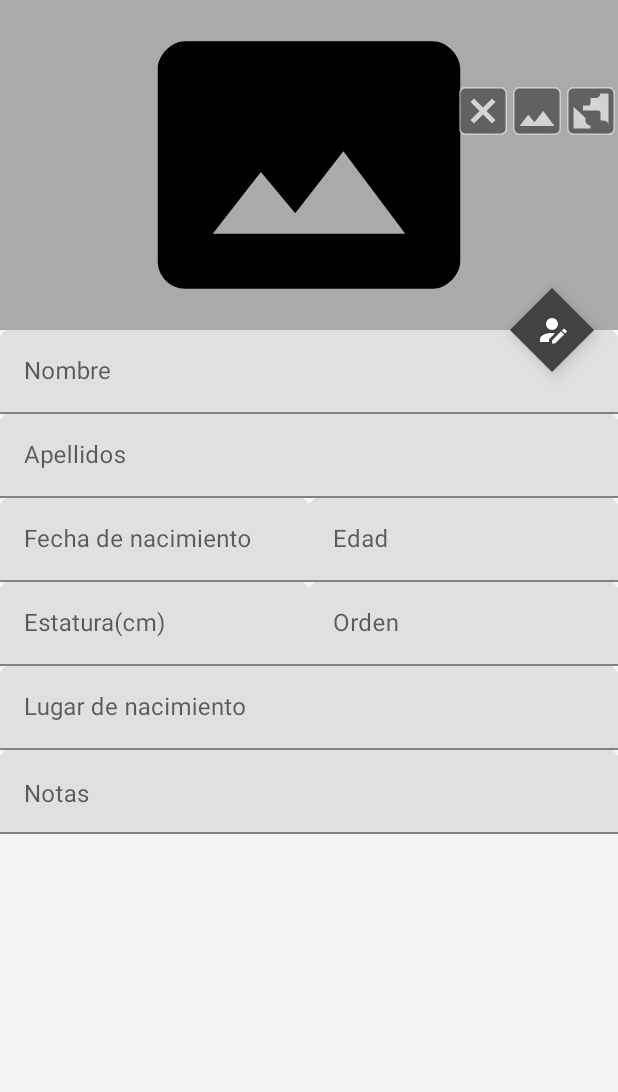
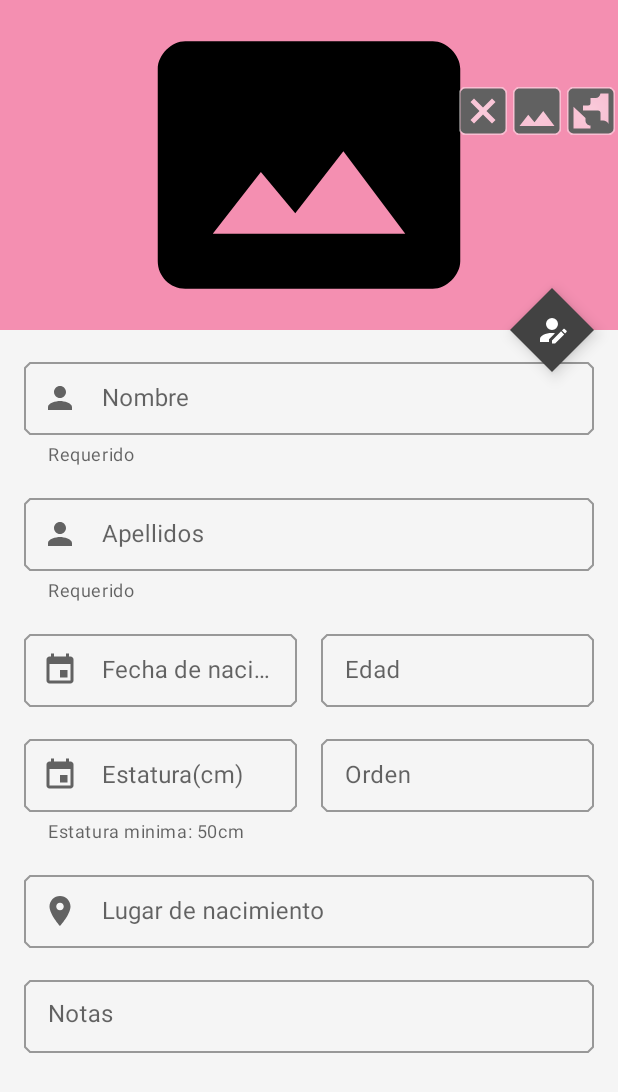
Before and after one commit to jmerino12/MDTop-Base, an Android app: the DetalleActivity screen opened directly, with no data from a screen before it, on a phone screen of 412 x 824 dp. Shown: the top 1092 px of the screen. Run offline under Robolectric (Android 15) with nearby library versions, the phone set to English and light mode, and no system bars; our stand-ins replace ButterKnife; libraries missing offline, so code that uses them is left out: com.raizlabs.android; pictures from the network do not load; 11 statements that could not run were skipped.

Commit message:
Vista edit

```diff
--- a/app/src/main/java/com/alain/cursos/top/DetalleActivity.kt
+++ b/app/src/main/java/com/alain/cursos/top/DetalleActivity.kt
@@ -27,6 +27,7 @@ import com.google.android.material.appbar.CollapsingToolbarLayout
 import com.google.android.material.floatingactionbutton.FloatingActionButton
 import com.google.android.material.snackbar.Snackbar
 import com.google.android.material.textfield.TextInputEditText
+import com.google.android.material.textfield.TextInputLayout
 import com.raizlabs.android.dbflow.sql.language.SQLite
 import java.text.SimpleDateFormat
 import java.util.*
@@ -101,6 +102,18 @@ class DetalleActivity : AppCompatActivity(), OnDateSetListener {
     @BindView(R.id.fab)
     var fab: FloatingActionButton? = null
 
+    @JvmField
+    @BindView(R.id.tilNombre)
+    var tilNombre: TextInputLayout? = null
+
+    @JvmField
+    @BindView(R.id.tilApellido)
+    var tilApellido: TextInputLayout? = null
+
+    @JvmField
+    @BindView(R.id.tilEstatura)
+    var tilEstatura: TextInputLayout? = null
+
     private var mArtista: Artista? = null
     private var mCalendar: Calendar? = null
     private var mMenuItem: MenuItem? = null
@@ -121,8 +134,10 @@ class DetalleActivity : AppCompatActivity(), OnDateSetListener {
         getArtist(intent.getLongExtra(Artista.ID, 0))
         etNombre!!.setText(mArtista!!.nombre)
         etApellidos!!.setText(mArtista!!.apellidos)
-        etFechaNacimiento!!.setText(SimpleDateFormat("dd/MM/yyyy", Locale.ROOT)
-                .format(mArtista!!.fechaNacimiento))
+        etFechaNacimiento!!.setText(
+            SimpleDateFormat("dd/MM/yyyy", Locale.ROOT)
+                .format(mArtista!!.fechaNacimiento)
+        )
         etEdad!!.setText(getEdad(mArtista!!.fechaNacimiento))
         etEstatura!!.setText(mArtista!!.estatura.toString())
         etOrden!!.setText(mArtista!!.orden.toString())
@@ -165,7 +180,12 @@ class DetalleActivity : AppCompatActivity(), OnDateSetListener {
                 .apply(options)
                 .into(imgFoto!!)
         } else {
-            imgFoto!!.setImageDrawable(ContextCompat.getDrawable(this, R.drawable.ic_photo_size_select_actual))
+            imgFoto!!.setImageDrawable(
+                ContextCompat.getDrawable(
+                    this,
+                    R.drawable.ic_photo_size_select_actual
+                )
+            )
         }
         mArtista!!.fotoUrl = fotoUrl
     }
@@ -213,7 +233,8 @@ class DetalleActivity : AppCompatActivity(), OnDateSetListener {
     fun saveOrEdit() {
         if (mIsEdit) {
             if (validateFields() && etNombre!!.text != null && etApellidos!!.text != null &&
-                    etEstatura!!.text != null && etLugarNacimiento!!.text != null && etNotas!!.text != null) {
+                etEstatura!!.text != null && etLugarNacimiento!!.text != null && etNotas!!.text != null
+            ) {
                 mArtista!!.nombre = etNombre!!.text.toString().trim { it <= ' ' }
                 mArtista!!.apellidos = etApellidos!!.text.toString().trim { it <= ' ' }
                 mArtista!!.estatura = etEstatura!!.text.toString().trim { it <= ' ' }.toShort()
@@ -224,16 +245,16 @@ class DetalleActivity : AppCompatActivity(), OnDateSetListener {
                     configTitle()
                     showMessage(R.string.detalle_message_update_success)
                     Log.i("DBFlow", "Inserción correcta de datos.")
+
+                    fab!!.setImageDrawable(ContextCompat.getDrawable(this, R.drawable.ic_account_edit))
+                    enableUIElements(false)
+                    mIsEdit = false
                 } catch (e: Exception) {
                     e.printStackTrace()
                     showMessage(R.string.detalle_message_update_fail)
                     Log.i("DBFlow", "Error al insertar datos.")
                 }
             }
-
-            fab!!.setImageDrawable(ContextCompat.getDrawable(this, R.drawable.ic_account_edit))
-            enableUIElements(false)
-            mIsEdit = false
         } else {
             mIsEdit = true
             fab!!.setImageDrawable(ContextCompat.getDrawable(this, R.drawable.ic_account_check))
@@ -244,23 +265,34 @@ class DetalleActivity : AppCompatActivity(), OnDateSetListener {
     private fun validateFields(): Boolean {
         var isValid = true
 
-        if (etEstatura!!.text != null && (etEstatura!!.text.toString().trim { it <= ' ' }.isEmpty() ||
-                        Integer.valueOf(etEstatura!!.text.toString().trim { it <= ' ' }) < resources.getInteger(R.integer.estatura_min))) {
-            etEstatura!!.error = getString(R.string.addArtist_error_estaturaMin)
-            etEstatura!!.requestFocus()
+        if (etEstatura!!.text != null && (etEstatura!!.text.toString().trim { it <= ' ' }
+                .isEmpty() ||
+                    Integer.valueOf(
+                        etEstatura!!.text.toString()
+                            .trim { it <= ' ' }) < resources.getInteger(R.integer.estatura_min))
+        ) {
+            tilEstatura!!.error = getString(R.string.addArtist_error_estaturaMin)
+            tilEstatura!!.requestFocus()
             isValid = false
+        } else {
+            tilEstatura!!.error = null
         }
 
-        if (etApellidos!!.text != null && etApellidos!!.text.toString().trim { it <= ' ' }.isEmpty()) {
-            etApellidos!!.error = getString(R.string.addArtist_error_required)
-            etApellidos!!.requestFocus()
+        if (etApellidos!!.text != null && etApellidos!!.text.toString().trim { it <= ' ' }
+                .isEmpty()) {
+            tilApellido!!.error = getString(R.string.addArtist_error_required)
+            tilApellido!!.requestFocus()
             isValid = false
+        } else {
+            tilApellido!!.error = null
         }
 
         if (etNombre!!.text != null && etNombre!!.text.toString().trim { it <= ' ' }.isEmpty()) {
-            etNombre!!.error = getString(R.string.addArtist_error_required)
-            etNombre!!.requestFocus()
+            tilNombre!!.error = getString(R.string.addArtist_error_required)
+            tilNombre!!.requestFocus()
             isValid = false
+        } else {
+            tilNombre!!.error = null
         }
 
         return isValid
@@ -283,8 +315,11 @@ class DetalleActivity : AppCompatActivity(), OnDateSetListener {
         mCalendar!![Calendar.YEAR] = year
         mCalendar!![Calendar.MONTH] = month
         mCalendar!![Calendar.DAY_OF_MONTH] = day
-        etFechaNacimiento!!.setText(SimpleDateFormat("dd/MM/yyyy", Locale.ROOT).format(
-                mCalendar!!.timeInMillis))
+        etFechaNacimiento!!.setText(
+            SimpleDateFormat("dd/MM/yyyy", Locale.ROOT).format(
+                mCalendar!!.timeInMillis
+            )
+        )
         mArtista!!.fechaNacimiento = mCalendar!!.timeInMillis
         etEdad!!.setText(getEdad(mCalendar!!.timeInMillis))
     }
@@ -309,9 +344,13 @@ class DetalleActivity : AppCompatActivity(), OnDateSetListener {
             R.id.imgDeleteFoto -> {
                 val builder = AlertDialog.Builder(this)
                     .setTitle(R.string.detalle_dialogDelete_title)
-                        .setMessage(String.format(Locale.ROOT,
+                    .setMessage(
+                        String.format(
+                            Locale.ROOT,
                             getString(R.string.detalle_dialogDelete_message),
-                                mArtista!!.nombreCompleto))
+                            mArtista!!.nombreCompleto
+                        )
+                    )
                     .setPositiveButton(R.string.label_dialog_delete) { dialogInterface: DialogInterface?, i: Int ->
                         savePhotoUrlArtist(null)
                     }
@@ -322,8 +361,12 @@ class DetalleActivity : AppCompatActivity(), OnDateSetListener {
                 val intent = Intent(Intent.ACTION_GET_CONTENT)
                 intent.type = "image/jpeg"
                 intent.putExtra(Intent.EXTRA_LOCAL_ONLY, true)
-                startActivityForResult(Intent.createChooser(intent,
-                        getString(R.string.detalle_chooser_title)), RC_PHOTO_PICKER)
+                startActivityForResult(
+                    Intent.createChooser(
+                        intent,
+                        getString(R.string.detalle_chooser_title)
+                    ), RC_PHOTO_PICKER
+                )
             }
             R.id.imgFromUrl -> showAddPhotoDialog()
         }
--- a/app/src/main/res/layout/activity_detalle.xml
+++ b/app/src/main/res/layout/activity_detalle.xml
@@ -11,8 +11,7 @@
         android:id="@+id/app_bar"
         android:layout_width="match_parent"
         android:layout_height="@dimen/app_bar_height"
-        android:fitsSystemWindows="true"
-        android:theme="@style/AppTheme.AppBarOverlay">
+        android:fitsSystemWindows="true">
 
         <com.google.android.material.appbar.CollapsingToolbarLayout
             android:id="@+id/toolbar_layout"
@@ -20,9 +19,9 @@
             android:layout_height="match_parent"
             android:fitsSystemWindows="true"
             app:contentScrim="?attr/colorPrimary"
+            app:expandedTitleTextAppearance="@style/TextAppearance.Design.CollapsingToolbar.Expanded.Shadow"
             app:layout_scrollFlags="scroll|exitUntilCollapsed"
-            app:toolbarId="@+id/toolbar"
-            app:expandedTitleTextAppearance="@style/TextAppearance.Design.CollapsingToolbar.Expanded.Shadow">
+            app:toolbarId="@+id/toolbar">
 
             <FrameLayout
                 android:layout_width="match_parent"
@@ -32,37 +31,39 @@
                     android:id="@+id/imgFoto"
                     android:layout_width="match_parent"
                     android:layout_height="@dimen/app_bar_height"
-                    android:background="@android:color/darker_gray"
-                    android:src="@drawable/ic_photo_size_select_actual"/>
+                    android:src="@drawable/ic_photo_size_select_actual" />
 
                 <LinearLayout
                     android:layout_width="wrap_content"
                     android:layout_height="wrap_content"
                     android:layout_gravity="end"
-                    android:orientation="horizontal"
-                    android:layout_marginTop="?attr/actionBarSize">
+                    android:layout_marginTop="?attr/actionBarSize"
+                    android:orientation="horizontal">
 
                     <androidx.appcompat.widget.AppCompatImageView
+                        android:id="@+id/imgDeleteFoto"
                         style="@style/ImageViewButton"
-                        android:id="@+id/imgDeleteFoto"
-                        android:src="@drawable/ic_close_box"/>
+                        android:src="@drawable/ic_close_box" />
+
                     <androidx.appcompat.widget.AppCompatImageView
+                        android:id="@+id/imgFromGallery"
                         style="@style/ImageViewButton"
-                        android:id="@+id/imgFromGallery"
-                        android:src="@drawable/ic_image"/>
+                        android:src="@drawable/ic_image" />
+
                     <androidx.appcompat.widget.AppCompatImageView
+                        android:id="@+id/imgFromUrl"
                         style="@style/ImageViewButton"
-                        android:id="@+id/imgFromUrl"
-                        android:src="@drawable/ic_earth_box"/>
+                        android:src="@drawable/ic_earth_box" />
                 </LinearLayout>
             </FrameLayout>
 
             <androidx.appcompat.widget.Toolbar
                 android:id="@+id/toolbar"
+                style="?toolbarStyle"
                 android:layout_width="match_parent"
                 android:layout_height="?attr/actionBarSize"
-                app:layout_collapseMode="pin"
-                app:popupTheme="@style/AppTheme.PopupOverlay" />
+                android:background="@android:color/transparent"
+                app:layout_collapseMode="pin" />
 
         </com.google.android.material.appbar.CollapsingToolbarLayout>
     </com.google.android.material.appbar.AppBarLayout>
@@ -74,9 +75,9 @@
         android:layout_width="wrap_content"
         android:layout_height="wrap_content"
         android:layout_margin="@dimen/fab_margin"
+        android:src="@drawable/ic_account_edit"
+        style="@style/Widget.MaterialComponents.FloatingActionButton"
         app:layout_anchor="@id/app_bar"
-        app:layout_anchorGravity="bottom|end"
-        android:src="@drawable/ic_account_edit"
-        android:tint="@android:color/white"/>
+        app:layout_anchorGravity="bottom|end" />
 
 </androidx.coordinatorlayout.widget.CoordinatorLayout>
--- a/app/src/main/res/layout/content_detalle.xml
+++ b/app/src/main/res/layout/content_detalle.xml
@@ -12,129 +12,171 @@
     <LinearLayout
         android:layout_width="match_parent"
         android:layout_height="wrap_content"
-        android:orientation="vertical"
-        android:focusableInTouchMode="true">
+        android:focusableInTouchMode="true"
+        android:orientation="vertical">
+
 
         <com.google.android.material.textfield.TextInputLayout
+            android:id="@+id/tilNombre"
+            style="@style/MyTheme.DayNigth.TextInputLayout"
             android:layout_width="match_parent"
-            android:layout_height="wrap_content">
+            android:layout_height="wrap_content"
+            app:helperText="@string/addArtist_help_required"
+            app:startIconDrawable="@drawable/ic_person">
+
             <com.google.android.material.textfield.TextInputEditText
                 android:id="@+id/etNombre"
                 android:layout_width="match_parent"
                 android:layout_height="wrap_content"
+                android:enabled="false"
                 android:hint="@string/artist_hint_nombre"
                 android:inputType="textPersonName|textCapWords"
-                android:maxLength="@integer/nombre_maxLenght"
-                android:enabled="false"/>
+                android:maxLength="@integer/nombre_maxLenght" />
         </com.google.android.material.textfield.TextInputLayout>
 
         <com.google.android.material.textfield.TextInputLayout
+            android:id="@+id/tilApellido"
+            style="@style/MyTheme.DayNigth.TextInputLayout"
             android:layout_width="match_parent"
-            android:layout_height="wrap_content">
+            android:layout_height="wrap_content"
+            app:helperText="@string/addArtist_help_required"
+            app:startIconDrawable="@drawable/ic_person">
+
             <com.google.android.material.textfield.TextInputEditText
                 android:id="@+id/etApellidos"
                 android:layout_width="match_parent"
                 android:layout_height="wrap_content"
+                android:enabled="false"
                 android:hint="@string/artist_hint_apellidos"
+                android:imeOptions="actionNext"
                 android:inputType="textPersonName|textCapWords"
                 android:maxLength="@integer/nombre_maxLenght"
-                android:enabled="false"/>
+                android:nextFocusForward="@id/etEstatura" />
+            />
         </com.google.android.material.textfield.TextInputLayout>
 
         <LinearLayout
             android:layout_width="match_parent"
             android:layout_height="wrap_content"
-            android:orientation="horizontal"
-            android:baselineAligned="false">
+            android:baselineAligned="false"
+            android:orientation="horizontal">
 
             <com.google.android.material.textfield.TextInputLayout
+                style="@style/MyTheme.DayNigth.TextInputLayout"
                 android:layout_width="0dp"
                 android:layout_height="wrap_content"
-                android:layout_weight="50">
+                android:layout_marginEnd="@dimen/common_padding_min"
+                android:layout_weight="50"
+                app:startIconDrawable="@drawable/ic_insert_invitation">
+
                 <com.google.android.material.textfield.TextInputEditText
                     android:id="@+id/etFechaNacimiento"
                     android:layout_width="match_parent"
                     android:layout_height="wrap_content"
-                    android:hint="@string/artist_hint_fechaNacimiento"
                     android:enabled="false"
-                    android:focusableInTouchMode="false"/>
+                    android:focusableInTouchMode="false"
+                    android:hint="@string/artist_hint_fechaNacimiento" />
+                />
             </com.google.android.material.textfield.TextInputLayout>
 
             <com.google.android.material.textfield.TextInputLayout
+                style="@style/MyTheme.DayNigth.TextInputLayout"
                 android:layout_width="0dp"
                 android:layout_height="wrap_content"
+                android:layout_marginStart="@dimen/common_padding_min"
                 android:layout_weight="50">
+
                 <com.google.android.material.textfield.TextInputEditText
                     android:id="@+id/etEdad"
                     android:layout_width="match_parent"
                     android:layout_height="wrap_content"
+                    android:enabled="false"
                     android:hint="@string/artist_hint_edad"
                     android:inputType="number"
-                    android:maxLength="@integer/estatura_maxLenght"
-                    android:enabled="false"/>
+                    android:maxLength="@integer/estatura_maxLenght" />
             </com.google.android.material.textfield.TextInputLayout>
         </LinearLayout>
 
         <LinearLayout
             android:layout_width="match_parent"
             android:layout_height="wrap_content"
-            android:orientation="horizontal"
-            android:baselineAligned="false">
+            android:baselineAligned="false"
+            android:orientation="horizontal">
 
             <com.google.android.material.textfield.TextInputLayout
+                android:id="@+id/tilEstatura"
+                style="@style/MyTheme.DayNigth.TextInputLayout"
                 android:layout_width="0dp"
                 android:layout_height="wrap_content"
-                android:layout_weight="50">
+                android:layout_marginEnd="@dimen/common_padding_min"
+                android:layout_weight="50"
+                app:helperText="@string/addArtist_help_estaturaMin"
+                app:startIconDrawable="@drawable/ic_insert_invitation">
+
                 <com.google.android.material.textfield.TextInputEditText
                     android:id="@+id/etEstatura"
                     android:layout_width="match_parent"
                     android:layout_height="wrap_content"
+                    android:enabled="false"
                     android:hint="@string/artist_hint_estatura"
                     android:inputType="number"
-                    android:maxLength="@integer/estatura_maxLenght"
-                    android:enabled="false"/>
+                    android:maxLength="@integer/estatura_maxLenght" />
+                />
             </com.google.android.material.textfield.TextInputLayout>
 
             <com.google.android.material.textfield.TextInputLayout
+                style="@style/MyTheme.DayNigth.TextInputLayout"
                 android:layout_width="0dp"
                 android:layout_height="wrap_content"
+                android:layout_marginStart="@dimen/common_padding_min"
                 android:layout_weight="50">
+
                 <com.google.android.material.textfield.TextInputEditText
                     android:id="@+id/etOrden"
                     android:layout_width="match_parent"
                     android:layout_height="wrap_content"
-                    android:hint="@string/artist_hint_orden"
                     android:enabled="false"
-                    android:focusableInTouchMode="false"/>
+                    android:focusableInTouchMode="false"
+                    android:hint="@string/artist_hint_orden" />
             </com.google.android.material.textfield.TextInputLayout>
 
         </LinearLayout>
 
         <com.google.android.material.textfield.TextInputLayout
+            android:id="@+id/tilLugarNacimiento"
+            style="@style/MyTheme.DayNigth.TextInputLayout"
             android:layout_width="match_parent"
-            android:layout_height="wrap_content">
+            android:layout_height="wrap_content"
+            app:startIconDrawable="@drawable/ic_place">
+
             <com.google.android.material.textfield.TextInputEditText
+
                 android:id="@+id/etLugarNacimiento"
                 android:layout_width="match_parent"
                 android:layout_height="wrap_content"
+                android:enabled="false"
                 android:hint="@string/artist_hint_lugarNacimiento"
-                android:inputType="textAutoComplete"
-                android:maxLength="@integer/lugarNacimiento_maxLenght"
-                android:enabled="false"/>
+                android:inputType="textAutoComplete" />
+
+            android:maxLength="@integer/lugarNacimiento_maxLenght" />
         </com.google.android.material.textfield.TextInputLayout>
 
         <com.google.android.material.textfield.TextInputLayout
+            android:id="@+id/tilNotas"
+            style="@style/MyTheme.DayNigth.TextInputLayout"
             android:layout_width="match_parent"
-            android:layout_height="match_parent">
+            android:layout_height="match_parent"
+            android:layout_marginBottom="@dimen/item_padding_vertical">
+
             <com.google.android.material.textfield.TextInputEditText
                 android:id="@+id/etNotas"
                 android:layout_width="match_parent"
                 android:layout_height="match_parent"
+                android:enabled="false"
+                android:gravity="top|start"
                 android:hint="@string/artist_hint_notas"
-                android:gravity="top|start"
                 android:inputType="textMultiLine"
-                android:maxLength="@integer/notas_maxLenght"
-                android:enabled="false"/>
+                android:maxLength="@integer/notas_maxLenght" />
         </com.google.android.material.textfield.TextInputLayout>
     </LinearLayout>
 
```
Lines whose indentation alone changed are shown as unchanged.
